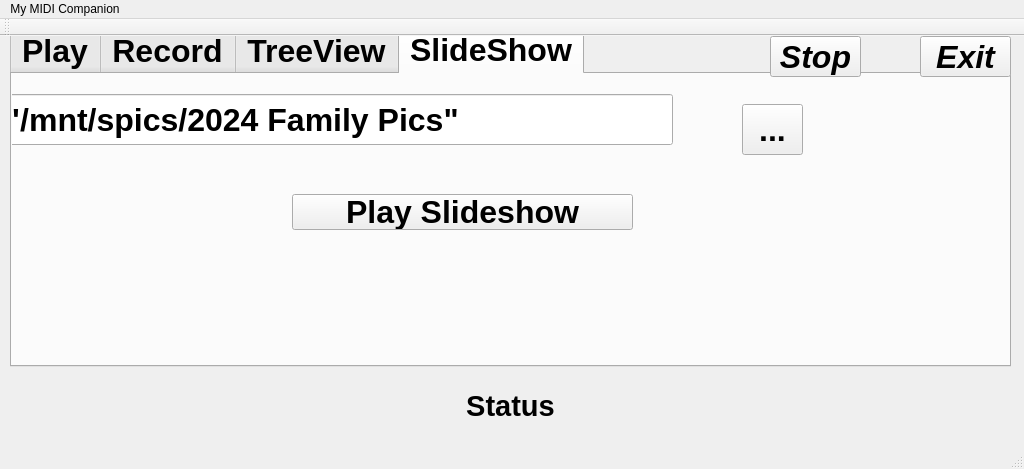
Before: the Qt Designer form mainwindow.ui in rickbronze/myMC, drawn with Qt 5.
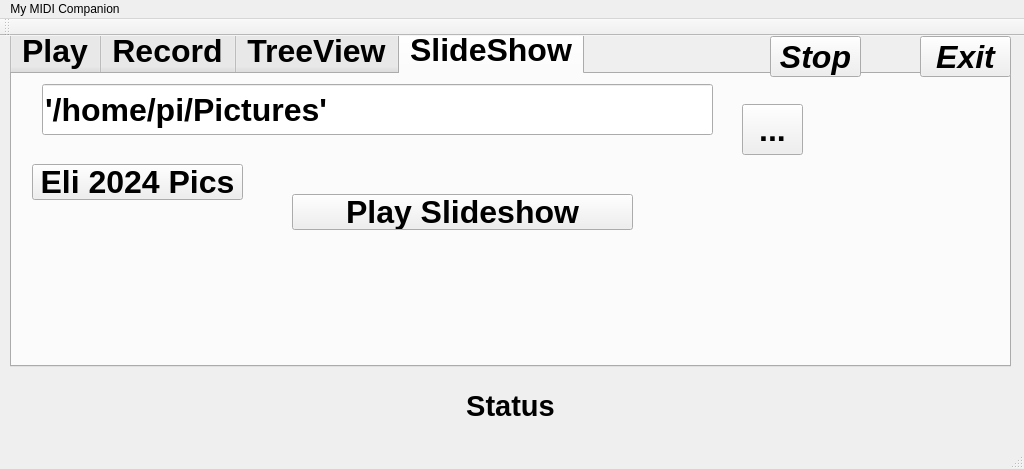
After: the same form once the commit is applied. The open tabs and pages were chosen to show the change. Icons and pictures are not drawn.

Commit message: added mounting the drive from the network to get to the pictures

Patch:
```diff
--- a/mainwindow.ui
+++ b/mainwindow.ui
@@ -374,14 +374,14 @@
      <widget class="QLineEdit" name="lePlayDirectory_3">
       <property name="geometry">
        <rect>
-        <x>-10</x>
-        <y>20</y>
+        <x>30</x>
+        <y>10</y>
         <width>671</width>
         <height>51</height>
        </rect>
       </property>
       <property name="text">
-       <string>&quot;/mnt/spics/2024 Family Pics&quot;</string>
+       <string>'/home/pi/Pictures'</string>
       </property>
      </widget>
      <widget class="QPushButton" name="pbChooseDirectory_3">
@@ -410,6 +410,19 @@
        <string>Play Slideshow</string>
       </property>
      </widget>
+     <widget class="QPushButton" name="pbNetworkPics">
+      <property name="geometry">
+       <rect>
+        <x>20</x>
+        <y>90</y>
+        <width>211</width>
+        <height>36</height>
+       </rect>
+      </property>
+      <property name="text">
+       <string>Eli 2024 Pics</string>
+      </property>
+     </widget>
     </widget>
    </widget>
    <widget class="QLabel" name="lblStatus">
```
Left out of the diff: 2 changed lines with no effect on the pictures. The commit also changes 3 other files.
